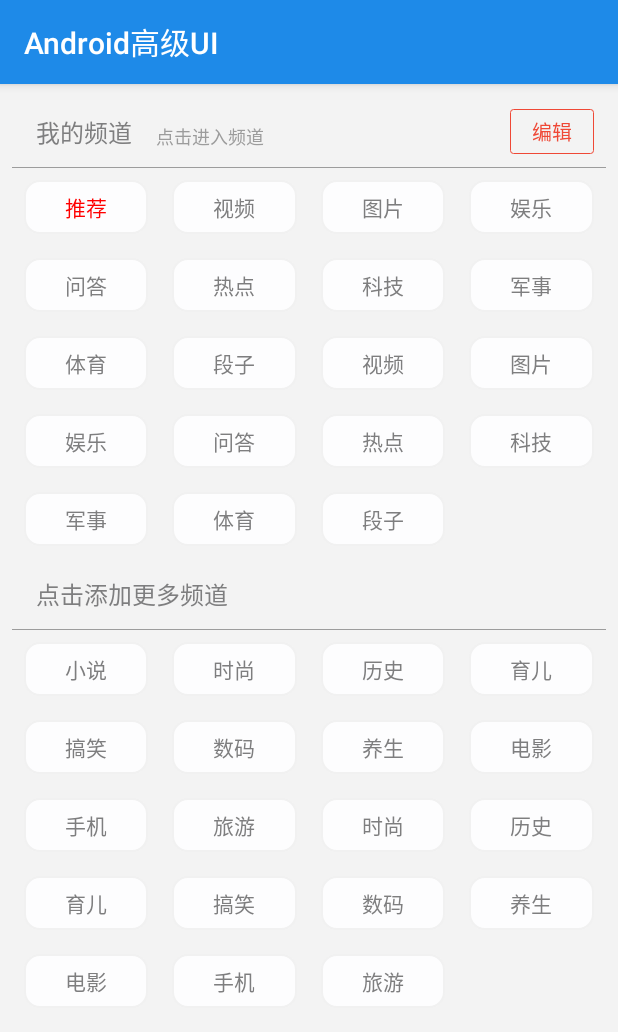
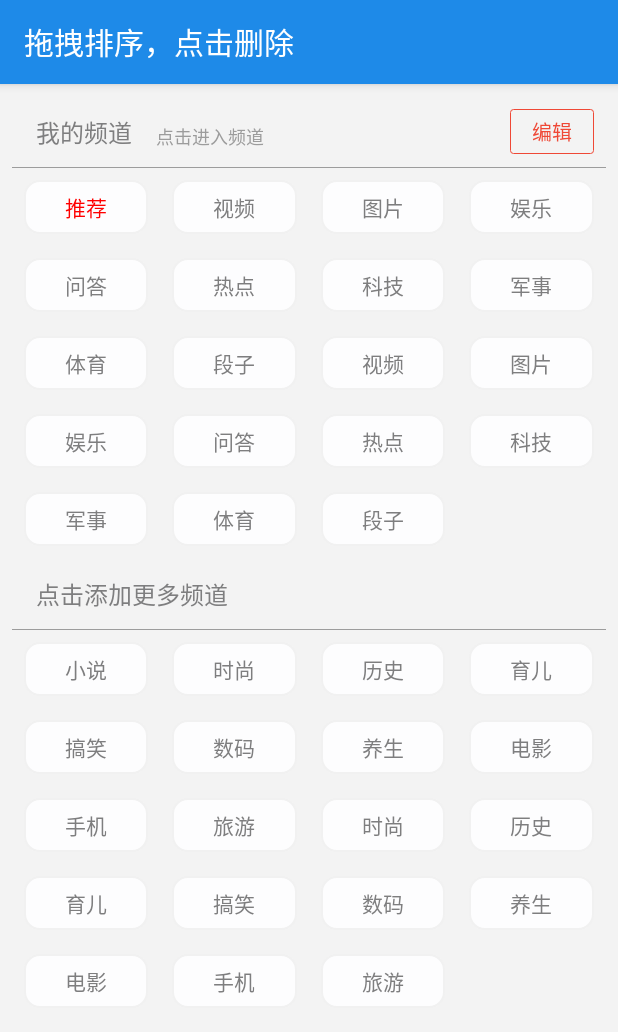
Before and after one commit to love-bk/MaterialDesign_V7, an Android app: the ClassifyActivity screen opened directly, with no data from a screen before it, on a phone screen of 412 x 824 dp. Shown: the top 1032 px of the screen. Run offline under Robolectric (Android 15) with nearby library versions, the phone set to English and light mode, and no system bars; our stand-ins replace ButterKnife.

Commit message:
为RecyclerView拖拽排序添加注释

```diff
--- a/app/src/main/java/com/gjj/gd/materialdesign_v7/recyclerview/ClassifyActivity.java
+++ b/app/src/main/java/com/gjj/gd/materialdesign_v7/recyclerview/ClassifyActivity.java
@@ -34,10 +34,44 @@ public class ClassifyActivity extends AppCompatActivity {
         super.onCreate(savedInstanceState);
         setContentView(R.layout.activity_classify);
         ButterKnife.bind(this);
+        setTitle("拖拽排序，点击删除");
         initData();
         init();
     }
 
+    private void init() {
+
+        GridLayoutManager manager = new GridLayoutManager(this, 4);
+        mRecy.setLayoutManager(manager);
+
+        ItemDragHelperCallback callback = new ItemDragHelperCallback();
+        final ItemTouchHelper helper = new ItemTouchHelper(callback);
+        //将ItemTouchHelper和RecyclerView建立关联
+        helper.attachToRecyclerView(mRecy);
+
+        adapter = new ClassifyAdapter(this, helper, items, otherItems, 1);
+        manager.setSpanSizeLookup(new GridLayoutManager.SpanSizeLookup() {
+            @Override
+            public int getSpanSize(int position) {
+                int viewType = adapter.getItemViewType(position);
+                //从效果可知，当是两个头布局的时候要占据一行
+                return viewType == ClassifyAdapter.TYPE_MY || viewType == ClassifyAdapter.TYPE_OTHER ? 1 : 4;
+            }
+        });
+        mRecy.setAdapter(adapter);
+        adapter.setOnMyChannelItemClickListener(new ClassifyAdapter.OnMyChannelItemClickListener() {
+            @Override
+            public void onItemClick(View v, int position) {
+                Toast.makeText(ClassifyActivity.this, "要跳转了", Toast.LENGTH_SHORT).show();
+            }
+        });
+        adapter.setmCompleteListener(new ClassifyAdapter.OnCompleteListener() {
+            @Override
+            public void onComplete(List<TagBean> list) {
+                Toast.makeText(ClassifyActivity.this, "完成了", Toast.LENGTH_SHORT).show();
+            }
+        });
+    }
     private void initData() {
         items.add(new TagBean("推荐", 1));
         items.add(new TagBean("视频", 2));
@@ -59,59 +93,24 @@ public class ClassifyActivity extends AppCompatActivity {
         items.add(new TagBean("体育", 9));
         items.add(new TagBean("段子", 10));
 
-        otherItems.add(new TagBean("小说", 1));
-        otherItems.add(new TagBean("时尚", 2));
-        otherItems.add(new TagBean("历史", 3));
-        otherItems.add(new TagBean("育儿", 4));
-        otherItems.add(new TagBean("搞笑", 5));
-        otherItems.add(new TagBean("数码", 6));
-        otherItems.add(new TagBean("养生", 7));
-        otherItems.add(new TagBean("电影", 8));
-        otherItems.add(new TagBean("手机", 9));
-        otherItems.add(new TagBean("旅游", 10));
-        otherItems.add(new TagBean("时尚", 2));
-        otherItems.add(new TagBean("历史", 3));
-        otherItems.add(new TagBean("育儿", 4));
-        otherItems.add(new TagBean("搞笑", 5));
-        otherItems.add(new TagBean("数码", 6));
-        otherItems.add(new TagBean("养生", 7));
-        otherItems.add(new TagBean("电影", 8));
-        otherItems.add(new TagBean("手机", 9));
-        otherItems.add(new TagBean("旅游", 10));
+        otherItems.add(new TagBean("小说", 11));
+        otherItems.add(new TagBean("时尚", 12));
+        otherItems.add(new TagBean("历史", 13));
+        otherItems.add(new TagBean("育儿", 14));
+        otherItems.add(new TagBean("搞笑", 15));
+        otherItems.add(new TagBean("数码", 16));
+        otherItems.add(new TagBean("养生", 17));
+        otherItems.add(new TagBean("电影", 18));
+        otherItems.add(new TagBean("手机", 19));
+        otherItems.add(new TagBean("旅游", 20));
+        otherItems.add(new TagBean("时尚", 21));
+        otherItems.add(new TagBean("历史", 22));
+        otherItems.add(new TagBean("育儿", 23));
+        otherItems.add(new TagBean("搞笑", 24));
+        otherItems.add(new TagBean("数码", 25));
+        otherItems.add(new TagBean("养生", 26));
+        otherItems.add(new TagBean("电影", 27));
+        otherItems.add(new TagBean("手机", 28));
+        otherItems.add(new TagBean("旅游", 29));
     }
-
-
-    private void init() {
-
-
-        GridLayoutManager manager = new GridLayoutManager(this, 4);
-        mRecy.setLayoutManager(manager);
-
-        ItemDragHelperCallback callback = new ItemDragHelperCallback();
-        final ItemTouchHelper helper = new ItemTouchHelper(callback);
-        helper.attachToRecyclerView(mRecy);
-
-        adapter = new ClassifyAdapter(this, helper, items, otherItems, 1);
-        manager.setSpanSizeLookup(new GridLayoutManager.SpanSizeLookup() {
-            @Override
-            public int getSpanSize(int position) {
-                int viewType = adapter.getItemViewType(position);
-                return viewType == ClassifyAdapter.TYPE_MY || viewType == ClassifyAdapter.TYPE_OTHER ? 1 : 4;
-            }
-        });
-        mRecy.setAdapter(adapter);
-        adapter.setOnMyChannelItemClickListener(new ClassifyAdapter.OnMyChannelItemClickListener() {
-            @Override
-            public void onItemClick(View v, int position) {
-                Toast.makeText(ClassifyActivity.this, "要跳转了", Toast.LENGTH_SHORT).show();
-            }
-        });
-        adapter.setmCompleteListener(new ClassifyAdapter.OnCompleteListener() {
-            @Override
-            public void onComplete(List<TagBean> list) {
-                Toast.makeText(ClassifyActivity.this, "完成了", Toast.LENGTH_SHORT).show();
-            }
-        });
-    }
-
 }
--- a/app/src/main/java/com/gjj/gd/materialdesign_v7/recyclerview/adapter/ClassifyAdapter.java
+++ b/app/src/main/java/com/gjj/gd/materialdesign_v7/recyclerview/adapter/ClassifyAdapter.java
@@ -8,6 +8,7 @@ import android.support.v4.view.MotionEventCompat;
 import android.support.v7.widget.GridLayoutManager;
 import android.support.v7.widget.RecyclerView;
 import android.support.v7.widget.helper.ItemTouchHelper;
+import android.util.Log;
 import android.view.LayoutInflater;
 import android.view.MotionEvent;
 import android.view.View;
@@ -22,6 +23,7 @@ import com.gjj.gd.materialdesign_v7.R;
 import com.gjj.gd.materialdesign_v7.bean.TagBean;
 import com.gjj.gd.materialdesign_v7.recyclerview.listener.OnDragVHListener;
 import com.gjj.gd.materialdesign_v7.recyclerview.listener.OnItemMoveListener;
+import com.gjj.gd.materialdesign_v7.util.Logger;
 
 import java.util.ArrayList;
 import java.util.List;
@@ -68,8 +70,9 @@ public class ClassifyAdapter extends RecyclerView.Adapter<RecyclerView.ViewHolde
     private OnMyChannelItemClickListener mChannelItemClickListener;
     private OnCompleteListener mCompleteListener;
     private int selectedType;
+
     public ClassifyAdapter(Context context, ItemTouchHelper helper, List<TagBean> mMyChannelItems,
-                          List<TagBean> mOtherChannelItems,int selectedType) {
+                           List<TagBean> mOtherChannelItems, int selectedType) {
         this.mContext = context;
         this.mInflater = LayoutInflater.from(context);
         this.mItemTouchHelper = helper;
@@ -78,9 +81,15 @@ public class ClassifyAdapter extends RecyclerView.Adapter<RecyclerView.ViewHolde
         this.selectedType = selectedType;
     }
 
+    /**
+     * 根据效果图我们知道该RecyclerView总共包含四种布局
+     *
+     * @param position
+     * @return
+     */
     @Override
     public int getItemViewType(int position) {
-        if (mMyChannelItems == null&&position==1){
+        if (mMyChannelItems == null && position == 1) {
             return TYPE_OTHER_CHANNEL_HEADER;
         }
         if (position == 0) {    // 我的频道 标题部分
@@ -99,7 +108,7 @@ public class ClassifyAdapter extends RecyclerView.Adapter<RecyclerView.ViewHolde
     public RecyclerView.ViewHolder onCreateViewHolder(final ViewGroup parent, int viewType) {
         final View view;
         switch (viewType) {
-            case TYPE_MY_CHANNEL_HEADER:
+            case TYPE_MY_CHANNEL_HEADER://我的频道的头布局
                 view = mInflater.inflate(R.layout.item_my_channel_header, parent, false);
                 final MyChannelHeaderViewHolder holder = new MyChannelHeaderViewHolder(view);
                 holder.tvBtnEdit.setOnClickListener(new View.OnClickListener() {
@@ -119,7 +128,7 @@ public class ClassifyAdapter extends RecyclerView.Adapter<RecyclerView.ViewHolde
                 });
                 return holder;
 
-            case TYPE_MY:
+            case TYPE_MY://我的频道的条目布局
                 view = mInflater.inflate(R.layout.item_my, parent, false);
                 final MyViewHolder myHolder = new MyViewHolder(view);
                 myHolder.imgEdit.setOnClickListener(new View.OnClickListener() {
@@ -131,12 +140,11 @@ public class ClassifyAdapter extends RecyclerView.Adapter<RecyclerView.ViewHolde
                 myHolder.textView.setOnClickListener(new View.OnClickListener() {
                     @Override
                     public void onClick(final View v) {
-//                        if (myHolder.getAdapterPosition()!=1){
                         clickMyChannelItem(myHolder, parent, v);
-//                        }
                     }
                 });
 
+                //我的频道条目的长按事件
                 myHolder.textView.setOnLongClickListener(new View.OnLongClickListener() {
                     @Override
                     public boolean onLongClick(final View v) {
@@ -154,6 +162,7 @@ public class ClassifyAdapter extends RecyclerView.Adapter<RecyclerView.ViewHolde
 
                             }
                         }
+                        //调用ItemTouchHelper的开始拖拽方法
                         mItemTouchHelper.startDrag(myHolder);
                         return true;
                     }
@@ -169,6 +178,7 @@ public class ClassifyAdapter extends RecyclerView.Adapter<RecyclerView.ViewHolde
                                     break;
                                 case MotionEvent.ACTION_MOVE:
                                     if (System.currentTimeMillis() - startTime > SPACE_TIME) {
+                                        //调用ItemTouchHelper的开始拖拽方法
                                         mItemTouchHelper.startDrag(myHolder);
                                     }
                                     break;
@@ -184,14 +194,15 @@ public class ClassifyAdapter extends RecyclerView.Adapter<RecyclerView.ViewHolde
                 });
                 return myHolder;
 
-            case TYPE_OTHER_CHANNEL_HEADER:
+            case TYPE_OTHER_CHANNEL_HEADER://其他频道的头布局
                 view = mInflater.inflate(R.layout.item_other_channel_header, parent, false);
                 return new RecyclerView.ViewHolder(view) {
                 };
 
-            case TYPE_OTHER:
+            case TYPE_OTHER://其他频道的条目布局
                 view = mInflater.inflate(R.layout.item_other, parent, false);
                 final OtherViewHolder otherHolder = new OtherViewHolder(view);
+                //其他频道条目的点击事件
                 otherHolder.textView.setOnClickListener(new View.OnClickListener() {
                     @Override
                     public void onClick(View v) {
@@ -206,6 +217,7 @@ public class ClassifyAdapter extends RecyclerView.Adapter<RecyclerView.ViewHolde
                         // 如果targetView不在屏幕内,则为-1  此时不需要添加动画,因为此时notifyItemMoved自带一个向目标移动的动画
                         // 如果在屏幕内,则添加一个位移动画
                         if (recyclerView.indexOfChild(preTargetView) >= 0) {
+                            Logger.e("从其他频道到我的频道，用到了自定义动画");
                             int targetX = preTargetView.getLeft();
                             int targetY = preTargetView.getTop();
 
@@ -275,7 +287,7 @@ public class ClassifyAdapter extends RecyclerView.Adapter<RecyclerView.ViewHolde
 
             MyViewHolder myHolder = (MyViewHolder) holder;
             myHolder.textView.setText(mMyChannelItems.get(position - COUNT_PRE_MY_HEADER).getText());
-            if (selectedType ==-1&&position == 1){
+            if (selectedType == -1 && position == 1) {
                 myHolder.textView.setTextColor(Color.RED);
             }
             if (mMyChannelItems.get(position - COUNT_PRE_MY_HEADER).getType() == selectedType) {
@@ -309,9 +321,9 @@ public class ClassifyAdapter extends RecyclerView.Adapter<RecyclerView.ViewHolde
     @Override
     public int getItemCount() {
         // 我的频道  标题 + 我的频道.size + 其他频道 标题 + 其他频道.size
-        if (mMyChannelItems!=null&&mOtherChannelItems!=null){
+        if (mMyChannelItems != null && mOtherChannelItems != null) {
             return mMyChannelItems.size() + mOtherChannelItems.size() + COUNT_PRE_OTHER_HEADER;
-        }else {
+        } else {
             return COUNT_PRE_OTHER_HEADER;
         }
     }
@@ -575,16 +587,25 @@ public class ClassifyAdapter extends RecyclerView.Adapter<RecyclerView.ViewHolde
     }
 
 
+    /**
+     * 我的频道条目的点击事件
+     *
+     * @param myHolder
+     * @param parent
+     * @param v
+     */
     private void clickMyChannelItem(MyViewHolder myHolder, ViewGroup parent, View v) {
         int position = myHolder.getAdapterPosition();
         if (isEditMode) {
-            if (position!=1){
+            if (position != 1) {
                 RecyclerView recyclerView = ((RecyclerView) parent);
                 View targetView = recyclerView.getLayoutManager().findViewByPosition(mMyChannelItems.size() + COUNT_PRE_OTHER_HEADER);
                 View currentView = recyclerView.getLayoutManager().findViewByPosition(position);
-                // 如果targetView不在屏幕内,则indexOfChild为-1  此时不需要添加动画,因为此时notifyItemMoved自带一个向目标移动的动画
+                // 如果targetView不在屏幕内,则indexOfChild为-1
+                // 此时不需要添加动画,因为此时notifyItemMoved自带一个向目标移动的动画
                 // 如果在屏幕内,则添加一个位移动画
                 if (recyclerView.indexOfChild(targetView) >= 0) {
+                    Logger.e("从我的频道到其他频道，用到了自定义动画");
                     int targetX, targetY;
 
                     RecyclerView.LayoutManager manager = recyclerView.getLayoutManager();
@@ -609,7 +630,7 @@ public class ClassifyAdapter extends RecyclerView.Adapter<RecyclerView.ViewHolde
             }
 
         } else {
-            if (mChannelItemClickListener!=null){
+            if (mChannelItemClickListener != null) {
                 mChannelItemClickListener.onItemClick(v, position - COUNT_PRE_MY_HEADER);
             }
         }
--- a/app/src/main/java/com/gjj/gd/materialdesign_v7/recyclerview/listener/ItemDragHelperCallback.java
+++ b/app/src/main/java/com/gjj/gd/materialdesign_v7/recyclerview/listener/ItemDragHelperCallback.java
@@ -4,17 +4,27 @@ import android.support.v7.widget.GridLayoutManager;
 import android.support.v7.widget.RecyclerView;
 import android.support.v7.widget.StaggeredGridLayoutManager;
 import android.support.v7.widget.helper.ItemTouchHelper;
+import android.util.Log;
 
 import com.gjj.gd.materialdesign_v7.recyclerview.listener.OnDragVHListener;
 import com.gjj.gd.materialdesign_v7.recyclerview.listener.OnItemMoveListener;
 
 public class ItemDragHelperCallback extends ItemTouchHelper.Callback {
 
+    private static String TAG = ItemDragHelperCallback.class.getSimpleName();
+
+    /**
+     * 开始拖拽排序时被调用
+     * @param recyclerView
+     * @param viewHolder
+     * @return
+     */
     @Override
     public int getMovementFlags(RecyclerView recyclerView, RecyclerView.ViewHolder viewHolder) {
+        Log.e(TAG,"getMovementFlags");
         int dragFlags;
         //针对第一个不能拖拽
-        if (viewHolder.getAdapterPosition() == 1||viewHolder.getAdapterPosition() == 2) {
+        if (viewHolder.getAdapterPosition() == 1) {
             return 0;
         }
         RecyclerView.LayoutManager manager = recyclerView.getLayoutManager();
@@ -28,17 +38,26 @@ public class ItemDragHelperCallback extends ItemTouchHelper.Callback {
         return makeMovementFlags(dragFlags, swipeFlags);
     }
 
+    /**
+     * 在拖拽移动过程中被调用
+     * @param recyclerView
+     * @param viewHolder
+     * @param target
+     * @return
+     */
     @Override
     public boolean onMove(RecyclerView recyclerView, RecyclerView.ViewHolder viewHolder, RecyclerView.ViewHolder target) {
+        Log.e(TAG,"onMove");
         // 不同Type之间不可移动
         if (viewHolder.getItemViewType() != target.getItemViewType()) {
             return false;
         }
 
         //如果目标点为第一个 也不能拖拽过去
-        if(target.getAdapterPosition()==1||viewHolder.getAdapterPosition() == 2){
+        if(target.getAdapterPosition()==1){
             return false;
         }
+        //ClassifyAdapter实现了OnItemMoveListener接口
         if (recyclerView.getAdapter() instanceof OnItemMoveListener) {
             OnItemMoveListener listener = ((OnItemMoveListener) recyclerView.getAdapter());
             listener.onItemMove(viewHolder.getAdapterPosition(), target.getAdapterPosition());
@@ -51,10 +70,17 @@ public class ItemDragHelperCallback extends ItemTouchHelper.Callback {
 
     }
 
+    /**
+     * 在开始拖拽排序和结束拖拽时被调用
+     * @param viewHolder
+     * @param actionState
+     */
     @Override
     public void onSelectedChanged(RecyclerView.ViewHolder viewHolder, int actionState) {
+        Log.e(TAG,"onSelectedChanged");
         // 不在闲置状态
         if (actionState != ItemTouchHelper.ACTION_STATE_IDLE) {
+            //我的频道ViewHolder实现了了OnDragVHListener接口
             if (viewHolder instanceof OnDragVHListener) {
                 OnDragVHListener itemViewHolder = (OnDragVHListener) viewHolder;
                 itemViewHolder.onItemSelected();
@@ -63,8 +89,15 @@ public class ItemDragHelperCallback extends ItemTouchHelper.Callback {
         super.onSelectedChanged(viewHolder, actionState);
     }
 
+    /**
+     * 排序完成后调用
+     * @param recyclerView
+     * @param viewHolder
+     */
     @Override
     public void clearView(RecyclerView recyclerView, RecyclerView.ViewHolder viewHolder) {
+        Log.e(TAG,"clearView");
+        //我的频道ViewHolder实现了了OnDragVHListener接口
         if (viewHolder instanceof OnDragVHListener) {
             OnDragVHListener itemViewHolder = (OnDragVHListener) viewHolder;
             itemViewHolder.onItemFinish();
--- /dev/null
+++ b/app/src/main/java/com/gjj/gd/materialdesign_v7/util/Logger.java
@@ -0,0 +1,23 @@
+package com.gjj.gd.materialdesign_v7.util;
+
+import android.nfc.Tag;
+import android.util.Log;
+
+/**
+ * Created by gaojuanjuan on 2018/3/4.
+ */
+
+public class Logger {
+    public static final String TAG = "gjj";
+    public static void i(String content){
+        Log.i(TAG,content);
+    }
+    public static void d(String content){
+        Log.d(TAG,content);
+    }
+    public static void e(String content){
+        Log.e(TAG,content);
+    }
+
+
+}
```
